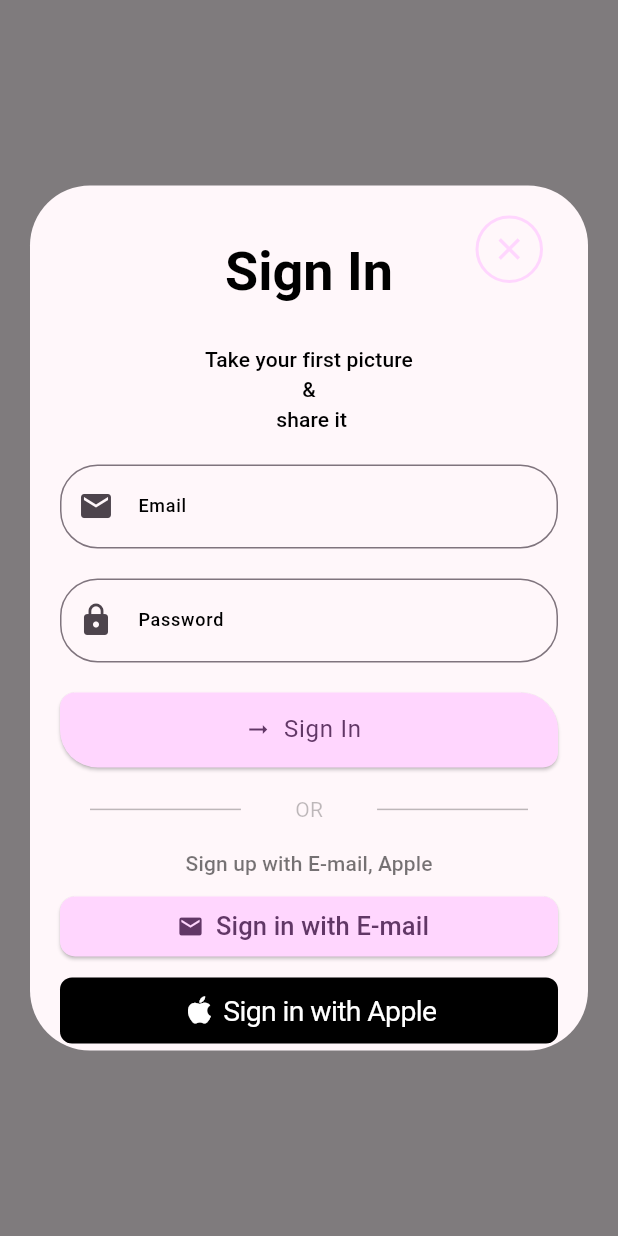
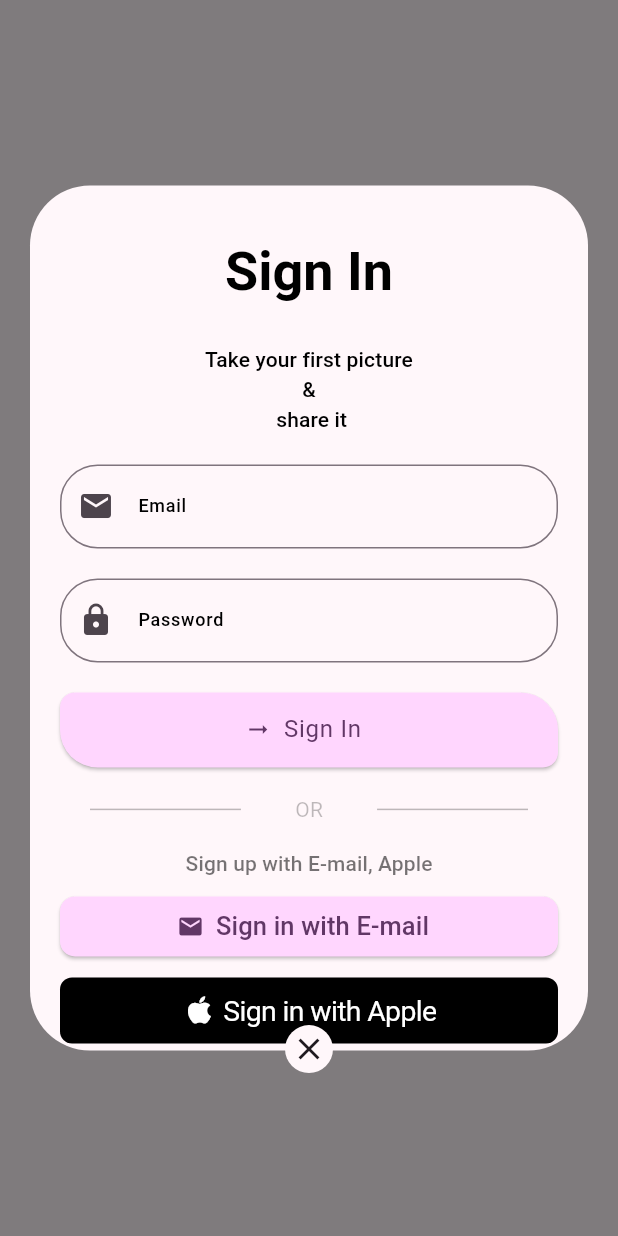
Before and after one commit to devpark435/flutter_rivedesign, a Flutter app: what customSigninDialog() shows on an empty page, opened directly, on a phone screen of 412 x 824 dp. Run offline on Flutter 3.47's test engine with Material 2 defaults, Android fonts, the phone set to English and light mode, and no system bars; drawn by our look-alikes of sign_in_with_apple; our stand-ins replace social_login_buttons.

Commit message:
add #1 : move dialog close button

```diff
--- a/lib/screens/splash.dart
+++ b/lib/screens/splash.dart
@@ -112,37 +112,12 @@ Future<Object?> customSigninDialog(context) {
               child: Scaffold(
                 backgroundColor: Colors.transparent,
                 body: Center(
-                  child: Column(
+                  child: Stack(
+                    clipBehavior: Clip.none,
+                    children: [
+                      Column(
                         crossAxisAlignment: CrossAxisAlignment.center,
                         children: [
-                      Stack(
-                        children: [
-                          Positioned(
-                            right: 10,
-                            child: Container(
-                              width: 45,
-                              height: 45,
-                              decoration: BoxDecoration(
-                                shape: BoxShape.circle,
-                                border: Border.all(
-                                    color: Theme.of(context)
-                                        .colorScheme
-                                        .primaryContainer,
-                                    width: 2),
-                                // color: Theme.of(context)
-                                //     .colorScheme
-                                //     .primaryContainer,
-                              ),
-                              child: IconButton(
-                                  onPressed: () {},
-                                  icon: Icon(
-                                    Icons.close,
-                                    color: Theme.of(context)
-                                        .colorScheme
-                                        .primaryContainer,
-                                  )),
-                            ),
-                          ),
                           Center(
                             child: Padding(
                               padding:
@@ -157,12 +132,11 @@ Future<Object?> customSigninDialog(context) {
                                         fontWeightDelta: 3),
                               ),
                             ),
-                          )
-                        ],
                           ),
                           Padding(
                             padding: const EdgeInsets.symmetric(vertical: 10),
-                        child: Text("Take your first picture \n&\n share it",
+                            child: Text(
+                                "Take your first picture \n&\n share it",
                                 textAlign: TextAlign.center,
                                 style: Theme.of(context)
                                     .textTheme
@@ -173,7 +147,8 @@ Future<Object?> customSigninDialog(context) {
                               child: Column(
                             children: [
                               Padding(
-                            padding: const EdgeInsets.symmetric(vertical: 10.0),
+                                padding:
+                                    const EdgeInsets.symmetric(vertical: 10.0),
                                 child: TextFormField(
                                   decoration: InputDecoration(
                                     prefixIcon: const Icon(Icons.email),
@@ -189,7 +164,8 @@ Future<Object?> customSigninDialog(context) {
                                 ),
                               ),
                               Padding(
-                            padding: const EdgeInsets.symmetric(vertical: 10.0),
+                                padding:
+                                    const EdgeInsets.symmetric(vertical: 10.0),
                                 child: TextFormField(
                                   decoration: InputDecoration(
                                     prefixIcon: const Icon(Icons.lock),
@@ -211,8 +187,9 @@ Future<Object?> customSigninDialog(context) {
                             child: ElevatedButton.icon(
                               onPressed: () {},
                               style: ElevatedButton.styleFrom(
-                            backgroundColor:
-                                Theme.of(context).colorScheme.primaryContainer,
+                                backgroundColor: Theme.of(context)
+                                    .colorScheme
+                                    .primaryContainer,
                                 minimumSize: const Size(double.infinity, 50),
                                 shape: const RoundedRectangleBorder(
                                   borderRadius: BorderRadius.only(
@@ -231,7 +208,10 @@ Future<Object?> customSigninDialog(context) {
                               ),
                               label: Text(
                                 "Sign In",
-                            style: Theme.of(context).textTheme.bodyLarge!.apply(
+                                style: Theme.of(context)
+                                    .textTheme
+                                    .bodyLarge!
+                                    .apply(
                                         color: Theme.of(context)
                                             .colorScheme
                                             .onPrimaryContainer),
@@ -241,7 +221,8 @@ Future<Object?> customSigninDialog(context) {
                           Row(children: [
                             Expanded(
                               child: Container(
-                            margin: const EdgeInsets.symmetric(horizontal: 20),
+                                margin:
+                                    const EdgeInsets.symmetric(horizontal: 20),
                                 child: const Divider(
                                   color: Colors.black26,
                                   height: 36,
@@ -257,7 +238,8 @@ Future<Object?> customSigninDialog(context) {
                             ),
                             Expanded(
                               child: Container(
-                            margin: const EdgeInsets.symmetric(horizontal: 20),
+                                margin:
+                                    const EdgeInsets.symmetric(horizontal: 20),
                                 child: const Divider(
                                   color: Colors.black26,
                                   height: 36,
@@ -277,7 +259,8 @@ Future<Object?> customSigninDialog(context) {
                             children: [
                               ElevatedButton.icon(
                                   style: ElevatedButton.styleFrom(
-                                minimumSize: const Size(double.infinity, 40),
+                                    minimumSize:
+                                        const Size(double.infinity, 40),
                                     shape: RoundedRectangleBorder(
                                       borderRadius: BorderRadius.circular(10),
                                     ),
@@ -302,11 +285,27 @@ Future<Object?> customSigninDialog(context) {
                                     ),
                                   )),
                               Padding(
-                            padding: const EdgeInsets.symmetric(vertical: 10.0),
+                                padding:
+                                    const EdgeInsets.symmetric(vertical: 10.0),
                                 child: SignInWithAppleButton(onPressed: () {}),
                               ),
                             ],
                           ),
+                        ],
+                      ),
+                      Positioned(
+                          left: 0,
+                          right: 0,
+                          bottom: -35,
+                          child: CircleAvatar(
+                            radius: 16,
+                            backgroundColor:
+                                Theme.of(context).colorScheme.background,
+                            child: Icon(
+                              Icons.close,
+                              color: Theme.of(context).colorScheme.onBackground,
+                            ),
+                          ))
                     ],
                   ),
                 ),
```
Lines whose indentation alone changed are shown as unchanged.
